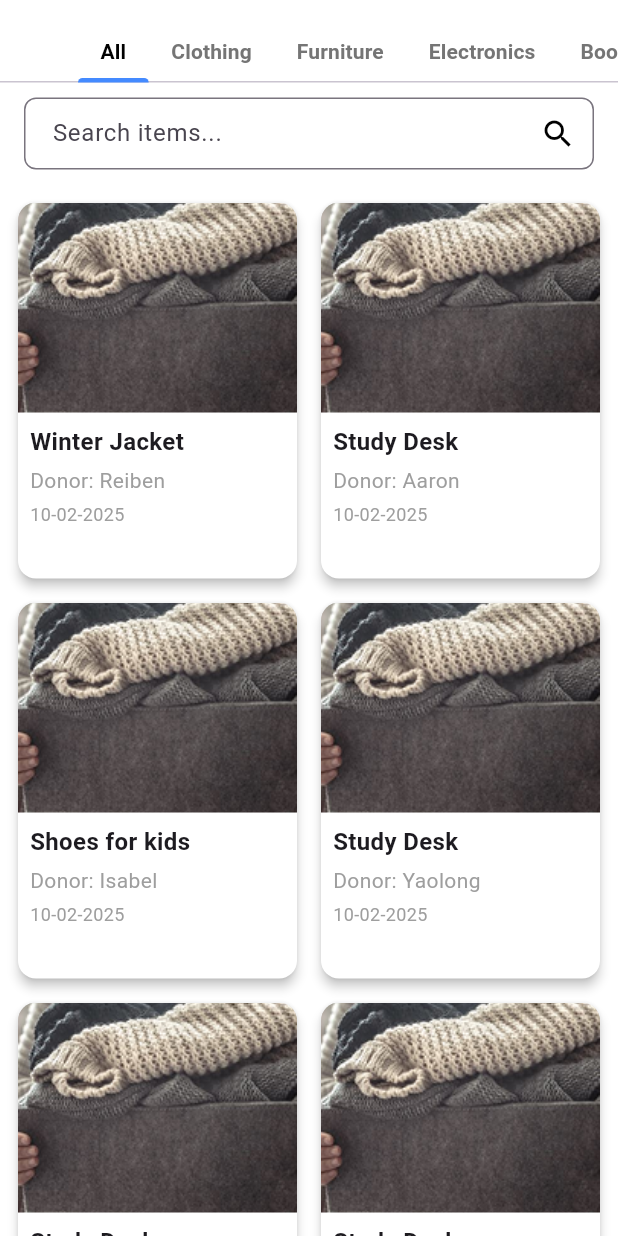
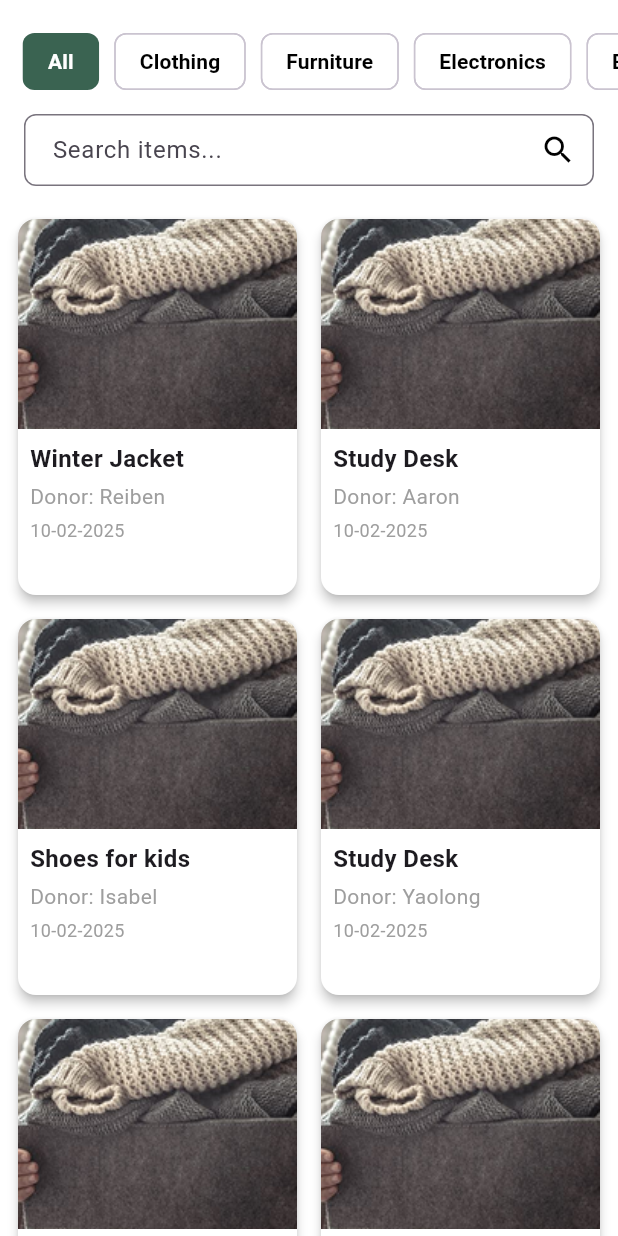
Before and after one commit to Aaronarphaxad/GiveNGet, a Flutter app: the ExploreContent screen opened directly, on a phone screen of 412 x 824 dp. Run offline on Flutter 3.47's test engine with Material 3 defaults, Android fonts, the light colour scheme and no system bars; our stand-ins replace shared_preferences, smooth_page_indicator; accounts and stored records are empty.

Commit message:
update explore filter tabs

```diff
--- a/lib/screens/home/donate_screen.dart
+++ b/lib/screens/home/donate_screen.dart
@@ -120,7 +120,7 @@ class _DonateScreenState extends State<DonateScreen> {
                       color: Colors.grey,
                       width: 1.5
                     ),
-                    borderRadius: BorderRadius.circular(4),
+                    borderRadius: BorderRadius.circular(3),
                   ),),
                   Icon(Icons.arrow_drop_down, size: 50, color: Colors.grey,),
                   ],
@@ -136,9 +136,8 @@ class _DonateScreenState extends State<DonateScreen> {
             onPressed: () {},
             style: ElevatedButton.styleFrom(
               minimumSize: Size(350, 40),
-              side: BorderSide(color: Colors.black),
-              backgroundColor: const Color(0xFFD6F4FF),
-              foregroundColor: Colors.black),
+              backgroundColor: const Color(0xFF3A6351),
+              foregroundColor: Colors.white),
             child: Text('Post', style: TextStyle(fontWeight: FontWeight.bold),),
             ),
           ],
--- a/lib/widgets/explore_content.dart
+++ b/lib/widgets/explore_content.dart
@@ -1,7 +1,6 @@
 import 'package:flutter/material.dart';
 import 'package:givenget/widgets/build_donation_card.dart';
 import '../data/mock_data.dart';
-// import '../models/donation_item.dart';
 import '../widgets/custom_search_delegate.dart';
 
 class ExploreContent extends StatefulWidget {
@@ -11,9 +10,7 @@ class ExploreContent extends StatefulWidget {
   State<ExploreContent> createState() => _ExploreContentState();
 }
 
-class _ExploreContentState extends State<ExploreContent>
-    with SingleTickerProviderStateMixin {
-  late TabController _tabController;
+class _ExploreContentState extends State<ExploreContent> {
   final TextEditingController _searchController = TextEditingController();
 
   final List<String> _categories = [
@@ -25,15 +22,10 @@ class _ExploreContentState extends State<ExploreContent>
     'Other',
   ];
 
-  @override
-  void initState() {
-    super.initState();
-    _tabController = TabController(length: _categories.length, vsync: this);
-  }
+  String _selectedCategory = 'All'; // Default selected category
 
   @override
   void dispose() {
-    _tabController.dispose();
     _searchController.dispose();
     super.dispose();
   }
@@ -46,44 +38,43 @@ class _ExploreContentState extends State<ExploreContent>
         padding: const EdgeInsets.only(top: 16.0),
         child: Column(
           children: [
-            TabBar(
-              controller: _tabController,
-              isScrollable: true,
-              labelColor: Colors.black, // Color for active tab text
-              unselectedLabelColor:
-                  Colors.grey.shade600, // Color for inactive tab text
-              indicatorColor:
-                  Colors.blueAccent, // Active tab indicator color
-              indicatorWeight: 3.0, // Thickness of the active tab indicator
-              labelPadding: EdgeInsets.zero, // No padding between tabs
-              onTap: (index) {
-                setState(
-                    () {}); // Refresh to ensure the selected tab is updated correctly
-              },
-              tabs: _categories.map((category) {
-                _categories
-                    .indexOf(category); // Get the index of the category
-                return Padding(
-                  padding: const EdgeInsets.symmetric(
-                      horizontal: 5.0), // Horizontal spacing
-                  child: Container(
-                    padding:
-                        const EdgeInsets.symmetric(vertical: 8, horizontal: 10),
-                    child: Text(
-                      category,
-                      style: TextStyle(
-                        fontSize: 14,
-                        fontWeight: FontWeight.bold, // Bold text for clarity
+            // Scrollable Category Filters using ChoiceChip
+            SizedBox(
+              height: 50, // Limit height for horizontal scrolling
+              child: SingleChildScrollView(
+                scrollDirection: Axis.horizontal,
+                padding: const EdgeInsets.symmetric(horizontal: 10.0),
+                child: Row(
+                  children: _categories.map((category) {
+                    return Padding(
+                      padding: const EdgeInsets.symmetric(horizontal: 5.0),
+                      child: ChoiceChip(
+                        label: Text(category),
+                        showCheckmark: false,
+                        selected: _selectedCategory == category,
+                        onSelected: (bool isSelected) {
+                          setState(() {
+                            _selectedCategory = isSelected ? category : 'All';
+                          });
+                        },
+                        selectedColor: const Color(0xFF3A6351), // Green color
+                        labelStyle: TextStyle(
+                          color: _selectedCategory == category
+                              ? Colors.white
+                              : Colors.black, // Contrast text color
+                          fontWeight: FontWeight.bold,
+                        ),
+                        backgroundColor: Colors.white, // Unselected color
                       ),
-                    ),
-                  ),
-                );
-              }).toList(),
+                    );
+                  }).toList(),
+                ),
+              ),
             ),
 
             const SizedBox(height: 10),
 
-            // Search Input Field (New Position)
+            // Search Input Field
             Padding(
               padding: const EdgeInsets.symmetric(horizontal: 16),
               child: TextField(
@@ -113,15 +104,9 @@ class _ExploreContentState extends State<ExploreContent>
 
             const SizedBox(height: 10),
 
-            // TabBarView (Explore Items)
+            // Explore Grid Content (Filtered by Category)
             Expanded(
-              child: TabBarView(
-                controller: _tabController,
-                children: _categories.map((category) {
-                  return _buildCategoryContent(
-                      category); // Filter content for each category
-                }).toList(),
-              ),
+              child: _buildCategoryContent(_selectedCategory),
             ),
           ],
         ),
@@ -129,29 +114,11 @@ class _ExploreContentState extends State<ExploreContent>
     );
   }
 
-// Explore Grid content
+  // Explore Grid content
   Widget _buildCategoryContent(String category) {
-    // Filter donation items based on the selected category
     final filteredItems =
-        mockDonationItems.where((item) => item.category == category).toList();
+        category == "All" ? mockDonationItems : mockDonationItems.where((item) => item.category == category).toList();
 
-    // If the category is "All", show all items
-    if (category == "All") {
-      return GridView.builder(
-        gridDelegate: const SliverGridDelegateWithFixedCrossAxisCount(
-          crossAxisCount: 2,
-          crossAxisSpacing: 8.0,
-          mainAxisSpacing: 8.0,
-          childAspectRatio: 0.75,
-        ),
-        padding: const EdgeInsets.all(8.0),
-        itemCount: mockDonationItems.length, // Show all items
-        itemBuilder: (context, index) {
-          return buildDonationCard(context, mockDonationItems[index]);
-        },
-      );
-    }
-    // Show filtered items based on the selected category
     return GridView.builder(
       gridDelegate: const SliverGridDelegateWithFixedCrossAxisCount(
         crossAxisCount: 2,
--- a/pubspec.yaml
+++ b/pubspec.yaml
@@ -12,6 +12,7 @@ dependencies:
   shared_preferences: ^2.5.2
   flutter_launcher_icons: ^0.14.3
   smooth_page_indicator: ^1.2.1
+  image_picker: ^1.1.2
 
 dev_dependencies:
   flutter_test:
```
Also changed, not shown: pubspec.lock, 5 other files.
